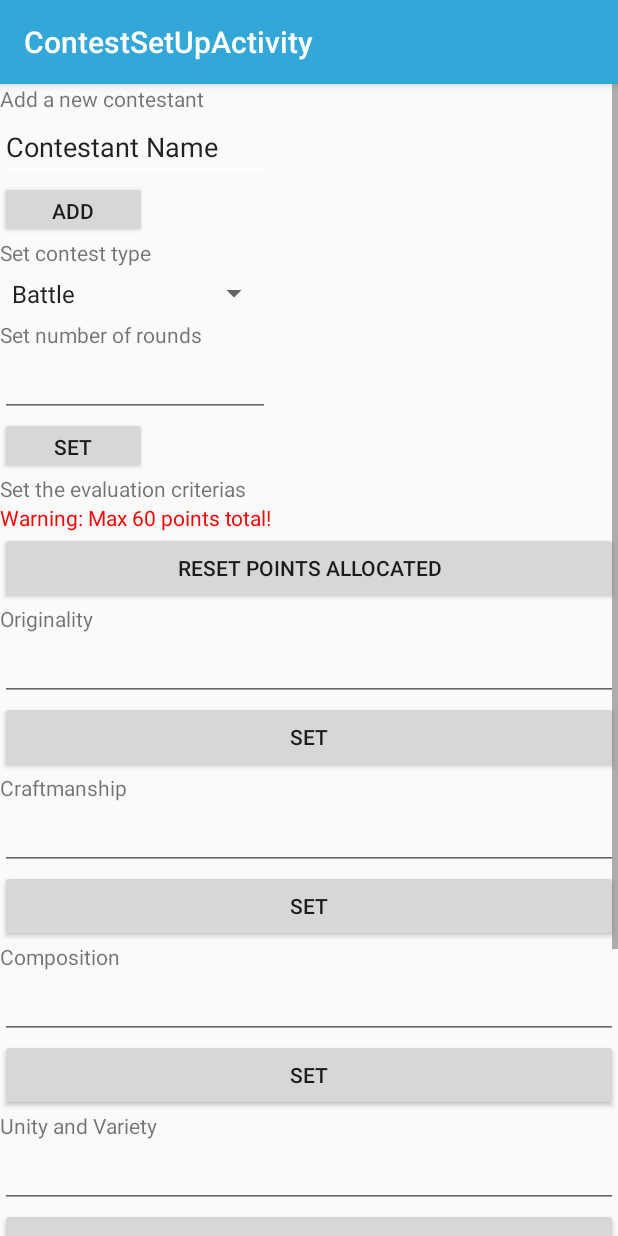
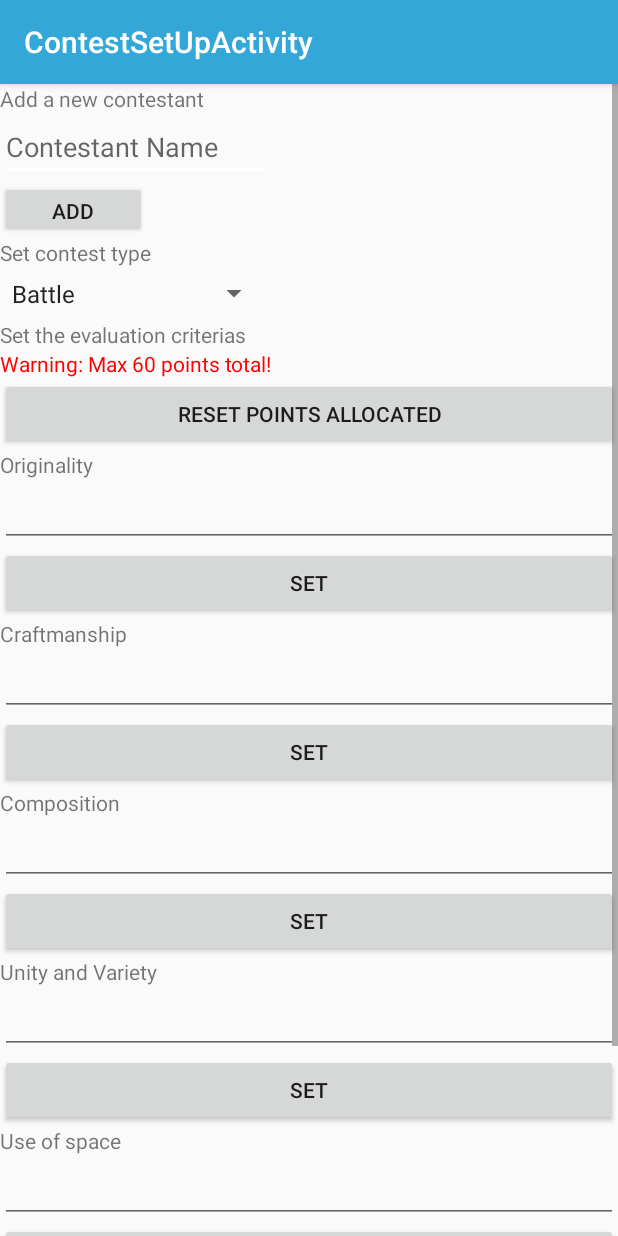
Before and after one commit to irinacovrescu/mps, an Android app: the ContestSetUpActivity screen opened directly, with no data from a screen before it, on a phone screen of 412 x 824 dp. Run offline under Robolectric (Android 15) with nearby library versions, the phone set to English and light mode, and no system bars.

Commit message:
Reupload issues #3, #4, #5 fix + small update

```diff
--- a/app/src/main/java/com/example/testproject/ContestSetUpActivity.java
+++ b/app/src/main/java/com/example/testproject/ContestSetUpActivity.java
@@ -27,9 +27,6 @@ public class ContestSetUpActivity extends AppCompatActivity implements AdapterVi
     private Button contestantSetButton;
 
     private Spinner contestType;
-
-    private EditText roundsNumberBox;
-    private Button roundsSetButton;
 
     private Button reset;
 
@@ -63,22 +60,6 @@ public class ContestSetUpActivity extends AppCompatActivity implements AdapterVi
                 String toParse = contestantNameBox.getText().toString();
                 if (TextUtils.isEmpty(toParse))
                     contestantNameBox.setError("Required");
-                else {
-                    // add contestant to DB
-                }
-            }
-        });
-
-        roundsNumberBox = findViewById(R.id.rounds);
-        roundsSetButton = findViewById(R.id.setroundsbutton);
-
-        roundsSetButton.setOnClickListener(new View.OnClickListener() {
-            @Override
-            public void onClick(View v) {
-
-                String toParse = roundsNumberBox.getText().toString();
-                if (TextUtils.isEmpty(toParse))
-                    roundsNumberBox.setError("Required");
                 else {
                     // add contestant to DB
                 }
--- a/app/src/main/res/layout/activity_grading.xml
+++ b/app/src/main/res/layout/activity_grading.xml
@@ -53,6 +53,12 @@
                 android:layout_height="wrap_content"
                 android:text="@string/finished_grading_message"
                 />
+
+            <Button
+                android:id="@+id/returnbutton"
+                android:layout_width="match_parent"
+                android:layout_height="wrap_content"
+                android:text="Return" />
         </LinearLayout>
     </ViewFlipper>
 </layout>
--- a/app/src/main/res/layout/content_contest_set_up.xml
+++ b/app/src/main/res/layout/content_contest_set_up.xml
@@ -36,7 +36,7 @@
                 android:layout_height="match_parent"
                 android:ems="10"
                 android:inputType="textPersonName"
-                android:text="Contestant Name" />
+                android:hint="Contestant Name" />
 
             <Button
                 android:id="@+id/addcontestantbutton"
@@ -54,25 +54,6 @@
                 android:id="@+id/contesttype"
                 android:layout_width="180dp"
                 android:layout_height="35dp" />
-
-            <TextView
-                android:id="@+id/textView4"
-                android:layout_width="match_parent"
-                android:layout_height="wrap_content"
-                android:text="Set number of rounds" />
-
-            <EditText
-                android:id="@+id/rounds"
-                android:layout_width="180dp"
-                android:layout_height="match_parent"
-                android:ems="10"
-                android:inputType="number" />
-
-            <Button
-                android:id="@+id/setroundsbutton"
-                android:layout_width="98dp"
-                android:layout_height="38dp"
-                android:text="Set Rounds" />
 
             <TextView
                 android:id="@+id/textView5"
--- a/app/src/main/res/layout/content_contestants.xml
+++ b/app/src/main/res/layout/content_contestants.xml
@@ -26,7 +26,7 @@
         android:layout_marginTop="18dp"
         android:ems="10"
         android:inputType="textPersonName"
-        android:text="Name"
+        android:hint="Name"
         app:layout_constraintStart_toStartOf="parent"
         app:layout_constraintTop_toBottomOf="@+id/textView13" />
 
```
Also changed, not shown: app/src/main/java/com/example/testproject/AuthActivity.java (+11 -0 lines), app/src/main/java/com/example/testproject/GradingActivity.java (+14 -0 lines).
